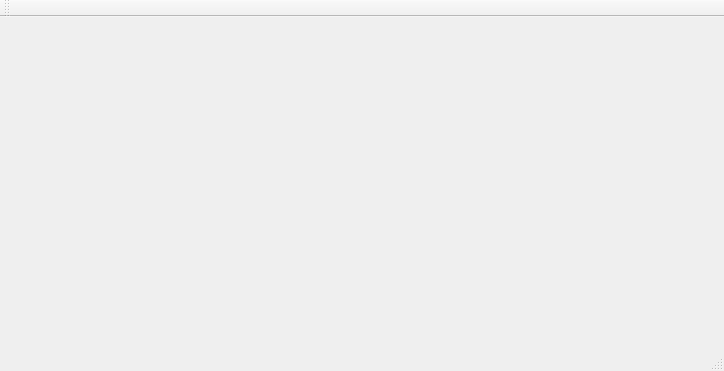
Before: the Qt Designer form Arthur_Aghajanyan/QT_browser/mainwindow.ui in Galateyta/ITC-10, drawn with Qt 5.
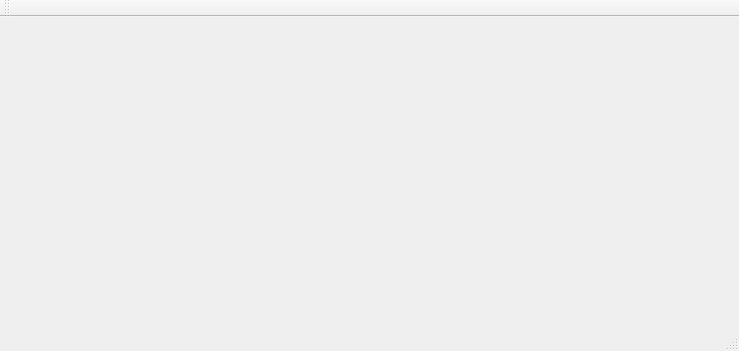
After: the same form once the commit is applied.

Diff of the .ui file:
```diff
--- a/Arthur_Aghajanyan/QT_browser/mainwindow.ui
+++ b/Arthur_Aghajanyan/QT_browser/mainwindow.ui
@@ -6,8 +6,8 @@
    <rect>
     <x>0</x>
     <y>0</y>
-    <width>724</width>
-    <height>371</height>
+    <width>739</width>
+    <height>351</height>
    </rect>
   </property>
   <property name="windowTitle">
@@ -19,10 +19,9 @@
     <enum>TopToolBarArea</enum>
    </attribute>
    <attribute name="toolBarBreak">
-    <bool>true</bool>
+    <bool>false</bool>
    </attribute>
   </widget>
-  <widget class="QStatusBar" name="statusBar"/>
   <widget class="QMenuBar" name="menuBar">
    <property name="geometry">
     <rect>
@@ -33,6 +32,7 @@
     </rect>
    </property>
   </widget>
+  <widget class="QStatusBar" name="statusBar"/>
  </widget>
  <layoutdefault spacing="6" margin="11"/>
  <resources/>
```
Left out of the diff: 2 changed lines with no effect on the pictures.
